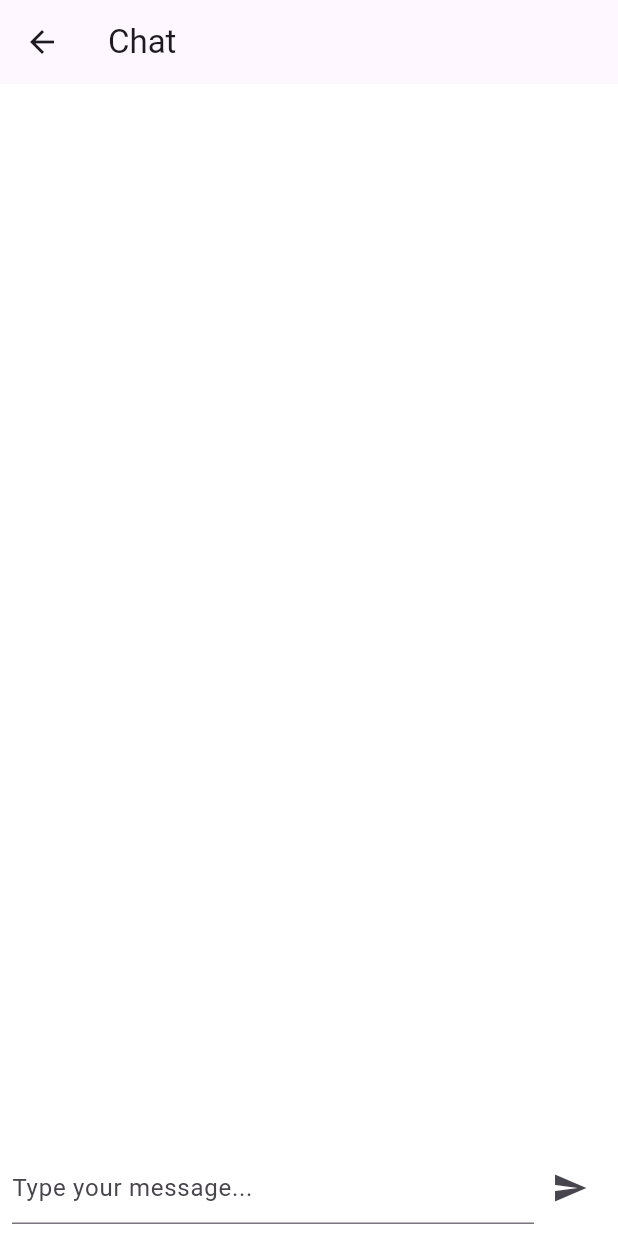
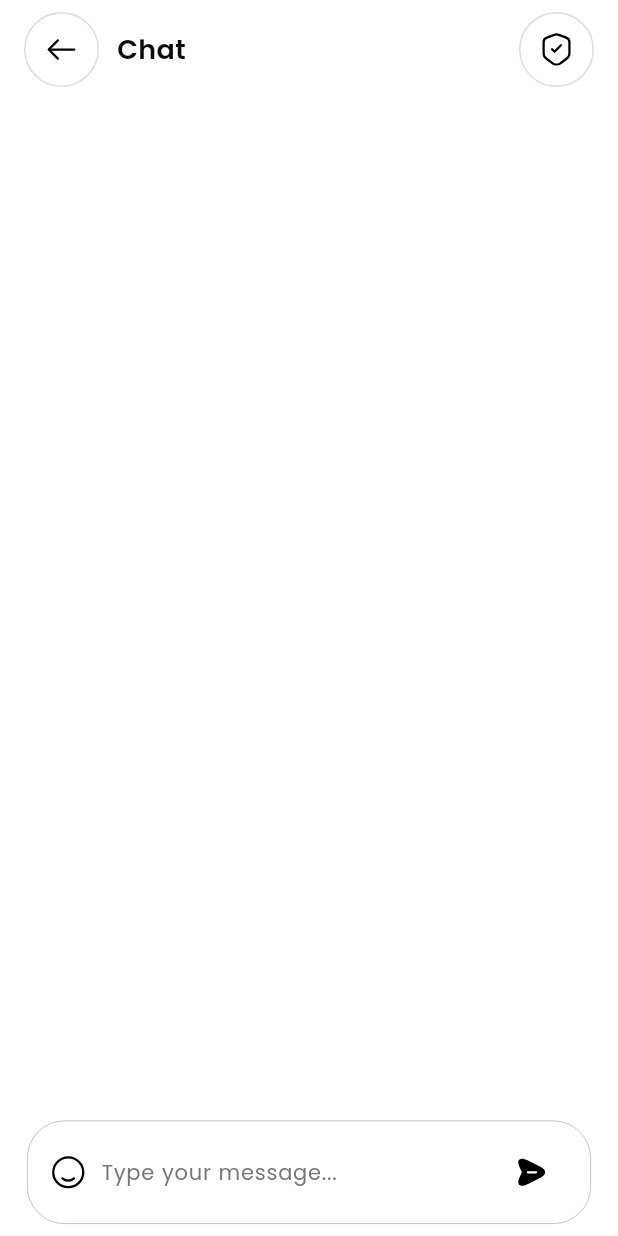
Before and after one commit to SoufianeJm/lango, a Flutter app: the ChatScreen screen opened directly, on a phone screen of 412 x 824 dp. Run offline on Flutter 3.47's test engine with Material 3 defaults, Android fonts, the phone set to English and light mode, and no system bars; our stand-ins replace flutter_svg.

Commit message:
Started styling the chat feature

```diff
--- a/lib/features/chat/screens/chat_screen.dart
+++ b/lib/features/chat/screens/chat_screen.dart
@@ -1,4 +1,5 @@
 import 'package:flutter/material.dart';
+import 'package:lango/core/widgets/app_back_bar.dart';
 import '../widgets/chat_message_list.dart';
 import '../widgets/chat_input.dart';
 
@@ -17,7 +18,7 @@ class _ChatScreenState extends State<ChatScreen> {
     final text = _controller.text.trim();
     if (text.isNotEmpty) {
       setState(() {
-        _messages.insert(0, {'text': text, 'isMe': true});
+        _messages.insert(0, {'text': text, 'isMe': true, 'time': DateTime.now()});
       });
       _controller.clear();
     }
@@ -26,9 +27,13 @@ class _ChatScreenState extends State<ChatScreen> {
   @override
   Widget build(BuildContext context) {
     return Scaffold(
-      appBar: AppBar(title: const Text('Chat')),
       body: Column(
         children: [
+          const AppBackBar(
+            title: 'Chat',
+            backIcon: 'assets/icons/ic_arrow_back.svg',
+            actionIcon: 'assets/icons/ic_shield_check.svg',
+          ),
           Expanded(
             child: ChatMessageList(messages: _messages),
           ),
--- a/lib/features/chat/widgets/chat_input.dart
+++ b/lib/features/chat/widgets/chat_input.dart
@@ -1,32 +1,69 @@
 import 'package:flutter/material.dart';
+import 'package:flutter_svg/flutter_svg.dart';
+import 'package:lango/core/themes/typography.dart';
+import 'package:lango/core/themes/app_colors.dart';
+
 
 class ChatInputField extends StatelessWidget {
   final TextEditingController controller;
   final VoidCallback onSend;
 
   const ChatInputField({
-    Key? key,
+    super.key,
     required this.controller,
     required this.onSend,
-  }) : super(key: key);
+  });
 
   @override
   Widget build(BuildContext context) {
-    return Row(
+    return Padding(
+      padding: const EdgeInsets.symmetric(horizontal: 10),
+      child: Container(
+        padding: const EdgeInsets.symmetric(horizontal: 15, vertical: 10),
+        decoration: BoxDecoration(
+          border: Border.all(
+            color: AppColors.stroke,
+            width: 0.5,
+          ),
+          borderRadius: BorderRadius.circular(25),
+          color: Colors.white,
+        ),
+        child: Row(
           children: [
+            SvgPicture.asset(
+              'assets/icons/emoji.svg',
+              width: 24,
+              height: 24,
+            ),
+            const SizedBox(width: 10),
             Expanded(
               child: TextField(
                 controller: controller,
-            decoration: const InputDecoration(
-              hintText: "Type your message...",
+                style: AppTypography.bodyMediumRegular.copyWith(
+                  color: AppColors.black,
+                ),
+                decoration: InputDecoration(
+                  isDense: true,
+                  border: InputBorder.none,
+                  hintText: 'Type your message...',
+                  hintStyle: AppTypography.bodyMediumRegular.copyWith(
+                    color: AppColors.description,
                   ),
                 ),
               ),
+            ),
+            const SizedBox(width: 15),
             IconButton(
-          icon: const Icon(Icons.send),
+              icon: SvgPicture.asset(
+                'assets/icons/send.svg',
+                width: 24,
+                height: 24,
+              ),
               onPressed: onSend,
             ),
           ],
+        ),
+      ),
     );
   }
 }
--- a/lib/features/chat/widgets/chat_message_list.dart
+++ b/lib/features/chat/widgets/chat_message_list.dart
@@ -2,7 +2,7 @@ import 'package:flutter/material.dart';
 import 'chat_bubble.dart';
 
 class ChatMessageList extends StatelessWidget {
-  final List<Map<String, dynamic>> messages; // Example: [{'text': 'Hi', 'isMe': true}]
+  final List<Map<String, dynamic>> messages; // Example: [{'text': 'Hi', 'isMe': true, 'time': DateTime.now()}]
 
   const ChatMessageList({
     Key? key,
@@ -19,6 +19,7 @@ class ChatMessageList extends StatelessWidget {
         return ChatBubble(
           message: msg['text'],
           isMe: msg['isMe'],
+          time: msg['time'] is DateTime ? msg['time'] : DateTime.parse(msg['time'].toString()),
         );
       },
     );
```
Also changed, not shown: lib/features/chat/widgets/chat_bubble.dart (+42 -10 lines), pubspec.yaml (+3 -4 lines), assets/icons/emoji.svg (added), assets/icons/send.svg (added), pubspec.lock, 4 other files. Lines whose indentation alone changed are shown as unchanged.
